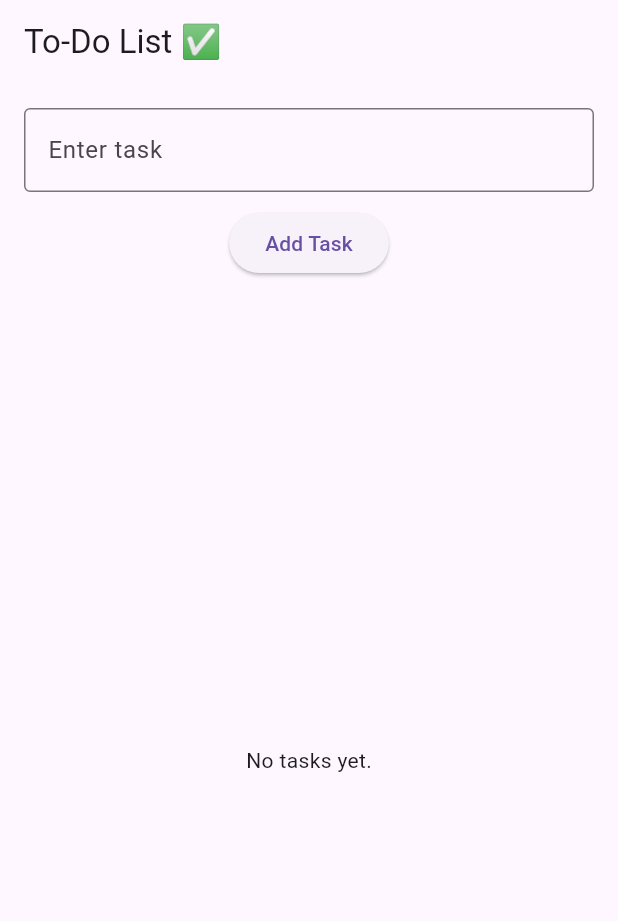
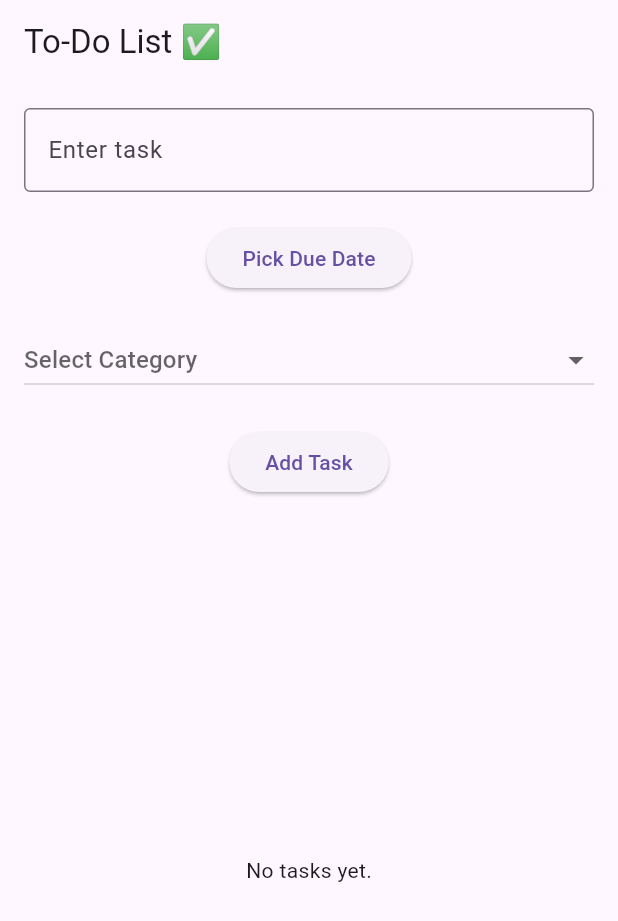
Before and after one commit to dkmezza/todo_bloc_app, a Flutter app: the screen it shows after launch, after a tap on "Add Task", on a phone screen of 412 x 824 dp. Shown: the top 921 px of the screen. Run offline on Flutter 3.47's test engine with Material 3 defaults, Android fonts, the phone set to English and light mode, and no system bars; our stand-ins replace flutter_bloc, shared_preferences.

Commit message:
:construction: Add more features on  the TODO app

```diff
--- a/lib/main.dart
+++ b/lib/main.dart
@@ -1,20 +1,26 @@
 import 'package:flutter/material.dart';
 import 'package:flutter_bloc/flutter_bloc.dart';
 import 'todo_bloc.dart';
+import 'task_storage.dart';
 
 void main() {
-  runApp(const MyApp());
+  final storage = TaskStorageService();
+  runApp(MyApp(storage: storage));
 }
 
 class MyApp extends StatelessWidget {
-  const MyApp({super.key});
+  final TaskStorageService storage;
+
+  const MyApp({super.key, required this.storage});
 
   @override
   Widget build(BuildContext context) {
     return MaterialApp(
       title: 'To-Do BLoC App',
-      theme: ThemeData(primarySwatch: Colors.teal),
-      home: BlocProvider(create: (_) => TodoBloc(), child: const TodoPage()),
+      home: BlocProvider(
+        create: (_) => TodoBloc(storage),
+        child: const TodoPage(),
+      ),
     );
   }
 }
@@ -28,6 +34,16 @@ class TodoPage extends StatefulWidget {
 
 class _TodoPageState extends State<TodoPage> {
   final TextEditingController _controller = TextEditingController();
+  DateTime? _selectedDate;
+  String? _selectedCategory;
+
+  final List<String> _categories = [
+    'Work',
+    'Home',
+    'Spiritual',
+    'Fitness',
+    'Learning',
+  ];
 
   @override
   Widget build(BuildContext context) {
@@ -37,6 +53,7 @@ class _TodoPageState extends State<TodoPage> {
         padding: const EdgeInsets.all(16),
         child: Column(
           children: [
+            // TextField / Input
             TextField(
               controller: _controller,
               decoration: const InputDecoration(
@@ -44,17 +61,73 @@ class _TodoPageState extends State<TodoPage> {
                 border: OutlineInputBorder(),
               ),
             ),
-            const SizedBox(height: 10),
+
+            // Pick Date Button
+            const SizedBox(height: 20),
+            ElevatedButton(
+              onPressed: () async {
+                final picked = await showDatePicker(
+                  context: context,
+                  initialDate: DateTime.now(),
+                  firstDate: DateTime(2000),
+                  lastDate: DateTime(2100),
+                );
+                if (picked != null) {
+                  setState(() {
+                    _selectedDate = picked;
+                  });
+                }
+              },
+              child: Text(
+                _selectedDate == null
+                    ? 'Pick Due Date'
+                    : 'Due: ${_selectedDate!.toLocal().toString().split(' ')[0]}',
+              ),
+            ),
+
+            // Categories
+            const SizedBox(height: 20),
+            DropdownButton<String>(
+              value: _selectedCategory,
+              hint: const Text('Select Category'),
+              isExpanded: true,
+              onChanged: (value) {
+                setState(() {
+                  _selectedCategory = value;
+                });
+              },
+              items:
+                  _categories.map((category) {
+                    return DropdownMenuItem<String>(
+                      value: category,
+                      child: Text(category),
+                    );
+                  }).toList(),
+            ),
+
+            // Add Task button
+            const SizedBox(height: 20),
             ElevatedButton(
               onPressed: () {
                 final title = _controller.text.trim();
                 if (title.isNotEmpty) {
-                  context.read<TodoBloc>().add(AddTask(title));
+                  context.read<TodoBloc>().add(
+                    AddTask(
+                      title,
+                      dueDate: _selectedDate,
+                      category: _selectedCategory,
+                    ),
+                  );
                   _controller.clear();
+                  setState(() {
+                    _selectedDate = null;
+                    _selectedCategory = null;
+                  });
                 }
               },
               child: const Text('Add Task'),
             ),
+
             const SizedBox(height: 20),
             Expanded(
               child: BlocBuilder<TodoBloc, List<Task>>(
@@ -72,11 +145,21 @@ class _TodoPageState extends State<TodoPage> {
                           task.title,
                           style: TextStyle(
                             decoration:
-                                task.isDone
-                                    ? TextDecoration.lineThrough
-                                    : TextDecoration.none,
+                                task.isDone ? TextDecoration.lineThrough : null,
                           ),
                         ),
+                        subtitle: Column(
+                          crossAxisAlignment: CrossAxisAlignment.start,
+                          children: [
+                            if (task.dueDate != null)
+                              Text(
+                                'Due: ${task.dueDate!.toLocal().toString().split(' ')[0]}',
+                              ),
+                            if (task.category != null)
+                              Text('Category: ${task.category}'),
+                          ],
+                        ),
+
                         leading: Checkbox(
                           value: task.isDone,
                           onChanged: (_) {
--- /dev/null
+++ b/lib/task_storage.dart
@@ -0,0 +1,24 @@
+import 'dart:convert';
+import 'package:shared_preferences/shared_preferences.dart';
+import 'todo_bloc.dart';
+
+class TaskStorageService {
+  static const _key = 'tasks';
+
+  Future<void> saveTasks(List<Task> tasks) async {
+    final prefs = await SharedPreferences.getInstance();
+    final taskList = tasks.map((task) => task.toMap()).toList();
+    prefs.setString(_key, jsonEncode(taskList));
+  }
+
+  Future<List<Task>> loadTasks() async {
+    final prefs = await SharedPreferences.getInstance();
+    final jsonString = prefs.getString(_key);
+
+    if (jsonString != null) {
+      final List decoded = jsonDecode(jsonString);
+      return decoded.map((map) => Task.fromMap(map)).toList();
+    }
+    return [];
+  }
+}
--- a/lib/todo_bloc.dart
+++ b/lib/todo_bloc.dart
@@ -1,14 +1,39 @@
 import 'package:flutter_bloc/flutter_bloc.dart';
+import 'task_storage.dart';
 
 class Task {
   final String title;
   final bool isDone;
+  final DateTime? dueDate;
+  final String? category;
 
-  Task({required this.title, this.isDone = false});
+  Task({required this.title, this.isDone = false, this.dueDate, this.category});
 
-  // Toggle done status
   Task toggleDone() {
-    return Task(title: title, isDone: !isDone);
+    return Task(
+      title: title,
+      isDone: !isDone,
+      dueDate: dueDate,
+      category: category,
+    );
+  }
+
+  Map<String, dynamic> toMap() {
+    return {
+      'title': title,
+      'isDone': isDone,
+      'dueDate': dueDate?.toIso8601String(),
+      'category': category,
+    };
+  }
+
+  factory Task.fromMap(Map<String, dynamic> map) {
+    return Task(
+      title: map['title'],
+      isDone: map['isDone'],
+      dueDate: map['dueDate'] != null ? DateTime.parse(map['dueDate']) : null,
+      category: map['category'],
+    );
   }
 }
 
@@ -17,7 +42,10 @@ abstract class TodoEvent {}
 
 class AddTask extends TodoEvent {
   final String title;
-  AddTask(this.title);
+  final DateTime? dueDate;
+  final String? category;
+
+  AddTask(this.title, {this.dueDate, this.category});
 }
 
 class RemoveTask extends TodoEvent {
@@ -32,24 +60,39 @@ class ToggleTask extends TodoEvent {
 
 /// BLoC
 class TodoBloc extends Bloc<TodoEvent, List<Task>> {
-  TodoBloc() : super([]) {
+  final TaskStorageService storage;
+
+  TodoBloc(this.storage) : super([]) {
     on<AddTask>((event, emit) {
-      final updated = List<Task>.from(state);
-      updated.add(Task(title: event.title));
+      final updated = List<Task>.from(state)..add(
+        Task(
+          title: event.title,
+          dueDate: event.dueDate,
+          category: event.category,
+        ),
+      );
+      storage.saveTasks(updated);
       emit(updated);
     });
 
     on<RemoveTask>((event, emit) {
-      final updated = List<Task>.from(state);
-      updated.removeAt(event.index);
+      final updated = List<Task>.from(state)..removeAt(event.index);
+      storage.saveTasks(updated);
       emit(updated);
     });
 
     on<ToggleTask>((event, emit) {
       final updated = List<Task>.from(state);
-      final toggled = updated[event.index].toggleDone();
-      updated[event.index] = toggled;
+      updated[event.index] = updated[event.index].toggleDone();
+      storage.saveTasks(updated);
       emit(updated);
     });
+
+    _loadInitialTasks();
+  }
+
+  void _loadInitialTasks() async {
+    final loaded = await storage.loadTasks();
+    emit(loaded);
   }
 }
--- a/pubspec.yaml
+++ b/pubspec.yaml
@@ -35,6 +35,7 @@ dependencies:
   # Use with the CupertinoIcons class for iOS style icons.
   cupertino_icons: ^1.0.8
   flutter_bloc: ^9.1.0
+  shared_preferences: ^2.5.3
 
 dev_dependencies:
   flutter_test:
```
Also changed, not shown: pubspec.lock, 1 other file.
